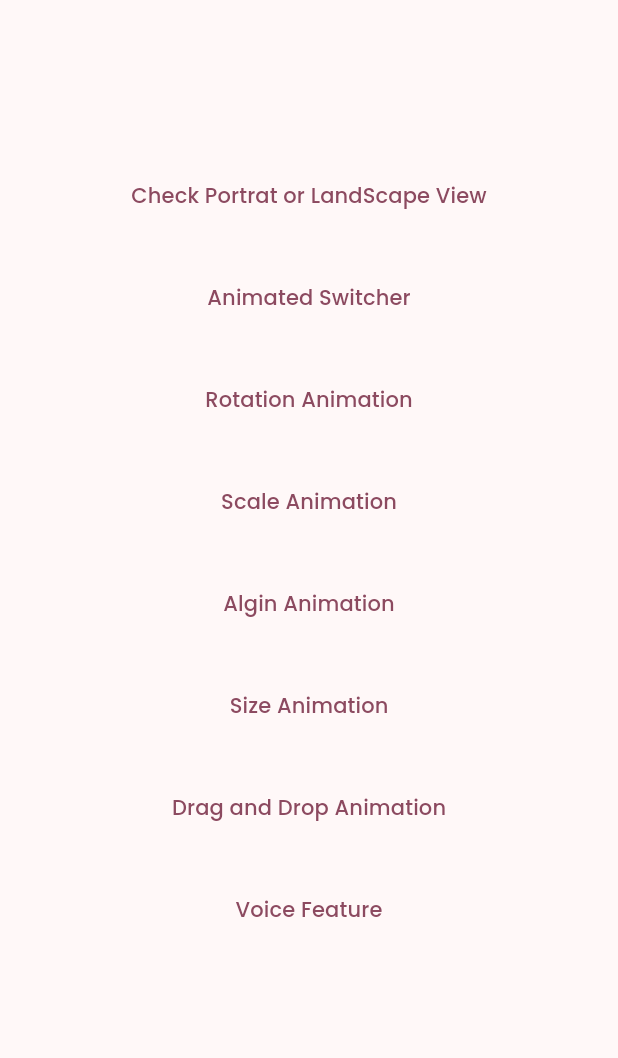
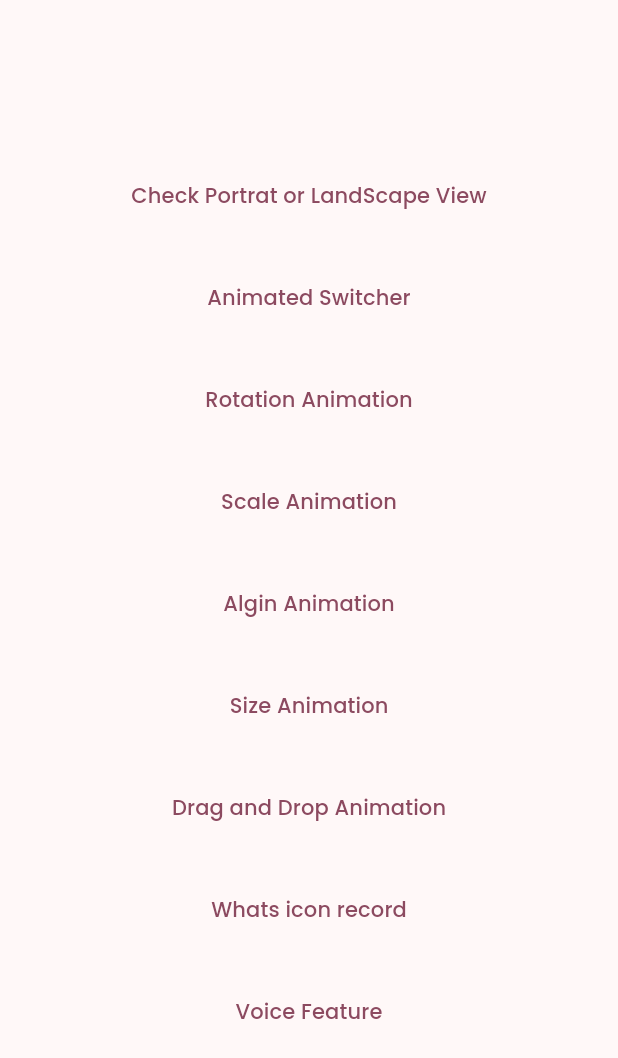
Before and after one commit to MohamedSayedBayoumy/Advanced_Topics, a Flutter app: the screen it shows after launch, on a phone screen of 412 x 824 dp. Shown: the top 1058 px of the screen. Run offline on Flutter 3.47's test engine with Material 3 defaults, Android fonts, the phone set to English and light mode, and no system bars; our stand-ins replace assets_audio_player, audioplayers, file_picker, permission_handler; missing offline and left inert: audio_waveforms, flutter_sound, flutter_windowmanager.

Commit message:
add  Whats icon record to home screen ..

```diff
--- a/lib/home_page.dart
+++ b/lib/home_page.dart
@@ -6,6 +6,7 @@ import 'animation/ainmation_size.dart';
 import 'animation/ainmation_switcher.dart';
 import 'animation/animation_scale.dart';
 import 'drag_drop_widget/drag_and_drop_screen.dart';
+import 'drag_drop_widget/tap.dart';
 import 'models/topics_model.dart';
 import 'voice/voice_feature.dart';
 
@@ -29,7 +30,7 @@ class _HomePageState extends State<HomePage> {
     TopicsModel(
         topicName: "Scale Animation", topicPage: const ScaleAnimation()),
     TopicsModel(
-        topicName: "Algin Animation", topicPage: const AlginAnimation()),
+        topicName: "Algin Animation", topicPage: const AlginAnimationss()),
     TopicsModel(
       topicName: "Size Animation",
       topicPage: const SizeAnimation(),
@@ -38,7 +39,11 @@ class _HomePageState extends State<HomePage> {
       topicName: "Drag and Drop Animation",
       topicPage: const DragAndDropExample(),
     ),
-     TopicsModel(
+    TopicsModel(
+      topicName: "Whats icon record",
+      topicPage: const DraggableContainer(),
+    ),
+    TopicsModel(
       topicName: "Voice Feature",
       topicPage: const RecordFeature(),
     ),
```
